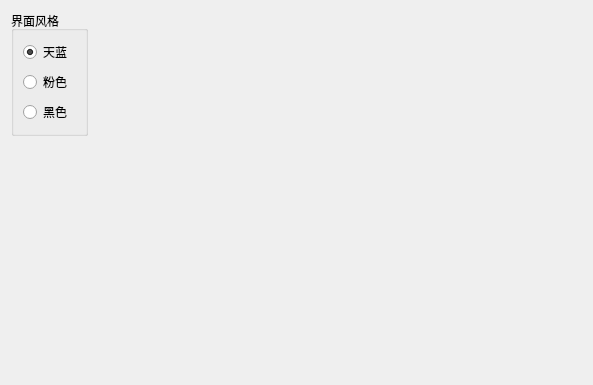
Old version of the form forms/appcommcfgpanel.ui in the repository wangkungit5905/PzAssistant.
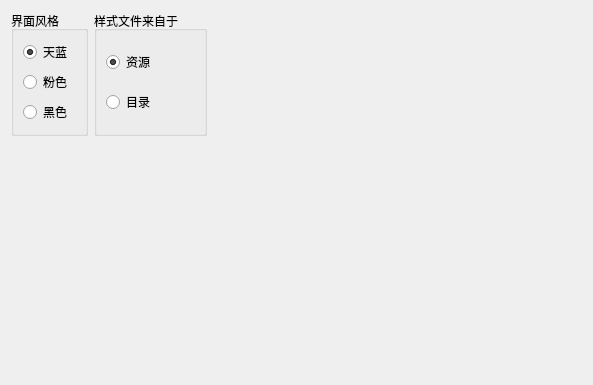
New version of the form.

Commit message:
样式表精调
1、提供样式表来源的切换（资源或目录）
2、凭证编辑窗口提示借贷差值使用红色加粗的加大字体，分录表格的合计值用粗体显示，凭证号用加大字体并粗体显示。
3、表格的网格线用了显眼的黑色
4、科目余额子窗口，使用粗体来表示有余额的子目
5、更多调整省略......

```diff
--- a/forms/appcommcfgpanel.ui
+++ b/forms/appcommcfgpanel.ui
@@ -49,6 +49,32 @@
        </layout>
       </widget>
      </item>
+     <item>
+      <widget class="QGroupBox" name="groupBox_2">
+       <property name="title">
+        <string>样式文件来自于</string>
+       </property>
+       <layout class="QVBoxLayout" name="verticalLayout_3">
+        <item>
+         <widget class="QRadioButton" name="rdoRes">
+          <property name="text">
+           <string>资源</string>
+          </property>
+          <property name="checked">
+           <bool>true</bool>
+          </property>
+         </widget>
+        </item>
+        <item>
+         <widget class="QRadioButton" name="rdoDir">
+          <property name="text">
+           <string>目录</string>
+          </property>
+         </widget>
+        </item>
+       </layout>
+      </widget>
+     </item>
      <item>
       <spacer name="horizontalSpacer">
        <property name="orientation">
```
Left out of the diff: 17 changed lines with no effect on the pictures. The commit also changes 17 other files.
